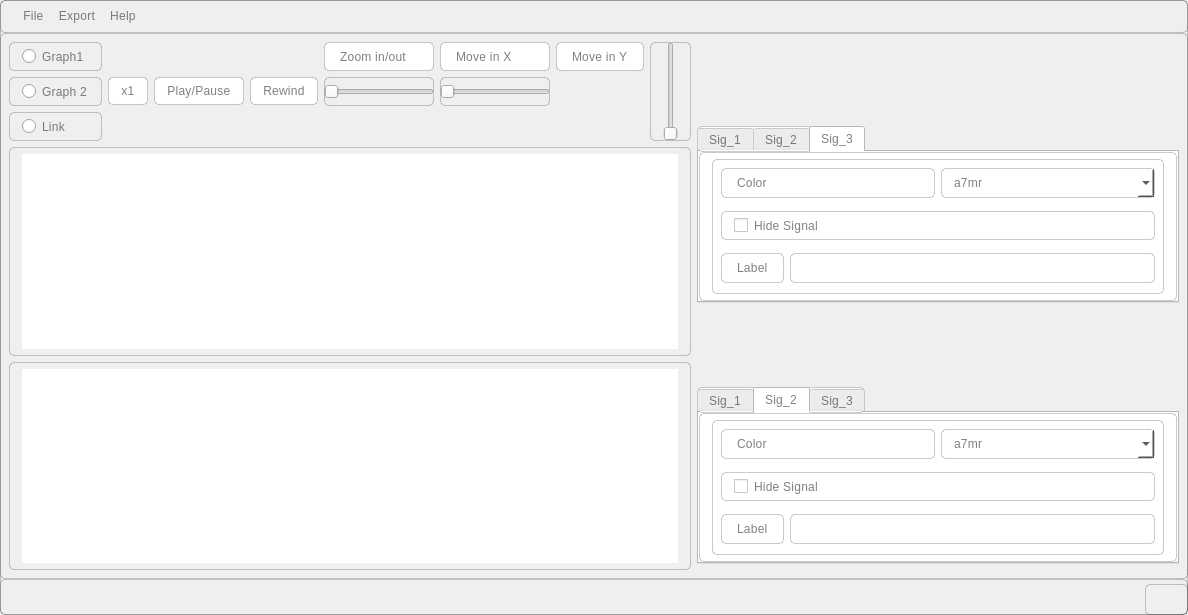
Old version of the form main.ui in the repository AliBadran716/Signal_Viewer.
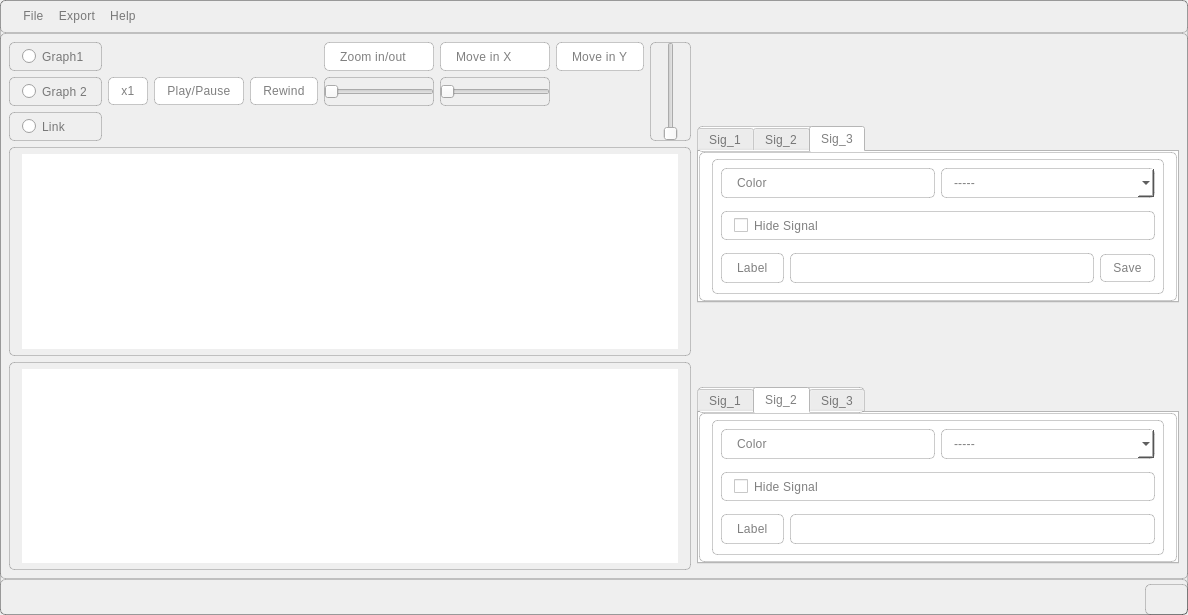
New version of the form. The open tabs and pages were chosen to show the change.

Commit message: most of buttons and sliders give signals

```diff
--- a/main.ui
+++ b/main.ui
@@ -271,7 +271,12 @@
              </widget>
             </item>
             <item>
-             <widget class="QComboBox" name="comboBox_3">
+             <widget class="QComboBox" name="color_g1_combo_btn">
+              <item>
+               <property name="text">
+                <string>-----</string>
+               </property>
+              </item>
               <item>
                <property name="text">
                 <string>a7mr</string>
@@ -355,7 +360,14 @@
              </widget>
             </item>
             <item>
-             <widget class="QLineEdit" name="lineEdit_3"/>
+             <widget class="QLineEdit" name="line_edit_g1"/>
+            </item>
+            <item>
+             <widget class="QPushButton" name="save_lbl_g1_btn">
+              <property name="text">
+               <string>Save</string>
+              </property>
+             </widget>
             </item>
            </layout>
           </item>
@@ -641,6 +653,11 @@
             </item>
             <item>
              <widget class="QComboBox" name="comboBox_5">
+              <item>
+               <property name="text">
+                <string>-----</string>
+               </property>
+              </item>
               <item>
                <property name="text">
                 <string>a7mr</string>
```
Left out of the diff: 38 changed lines with no effect on the pictures. The commit also changes 1 other file.
